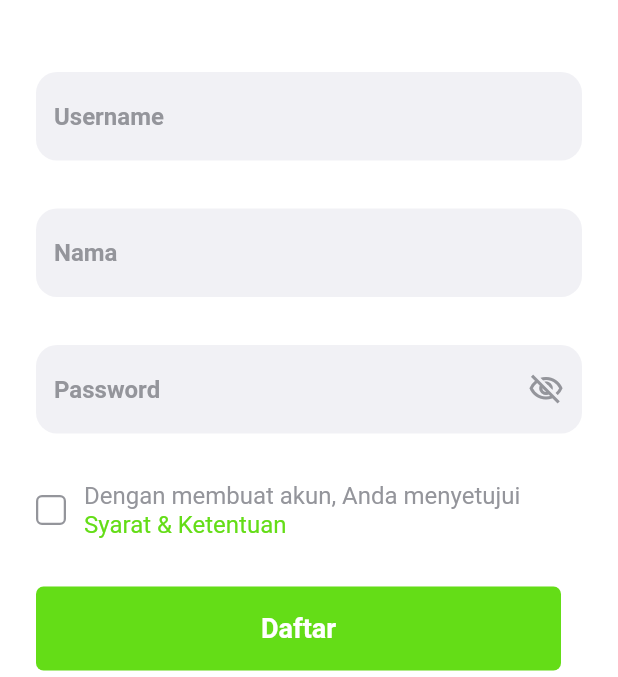
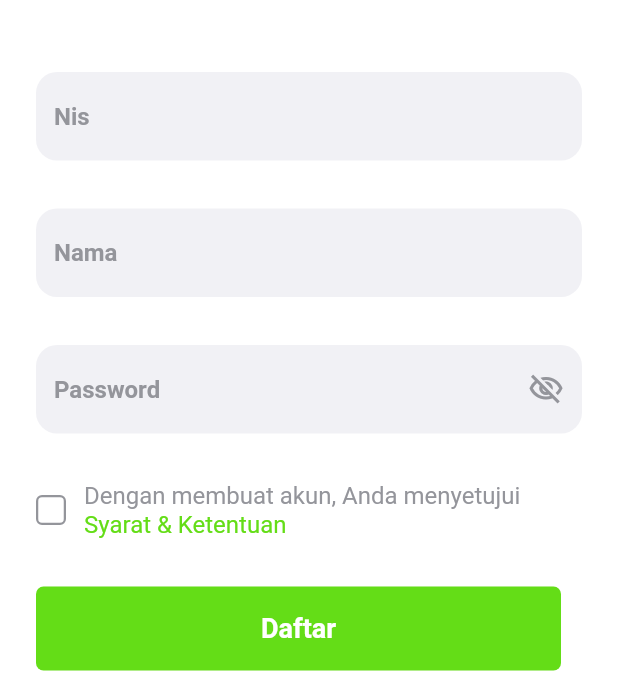
Before and after one commit to TurkhamM/MyCanteen, a Flutter app: the screen it shows after launch, after a tap on "Daftar", on a phone screen of 412 x 824 dp, the part 156-833 px from its top. Run offline on Flutter 3.47's test engine with Material 2 defaults, Android fonts, the phone set to English and light mode, and no system bars; our stand-ins replace flutter_rating_bar, rflutter_alert, sn_progress_dialog; missing offline and left inert: clippy_flutter.

Commit message:
registrasi dan login

```diff
--- a/lib/Login.dart
+++ b/lib/Login.dart
@@ -17,20 +17,20 @@ class LoginPage extends StatefulWidget {
 
 class _LoginPageState extends State<LoginPage> {
   bool passwordVisible = false;
-  TextEditingController username = TextEditingController();
+  TextEditingController nama = TextEditingController();
   TextEditingController password = TextEditingController();
 
   Future login() async {
-    if (username.text.isEmpty && password.text.isEmpty) {
+    if (nama.text.isEmpty && password.text.isEmpty) {
       Alert(
               context: context,
               title: "Data Tidak Boleh Kosong",
               type: AlertType.warning)
           .show();
-    } else if (username.text.isEmpty) {
+    } else if (nama.text.isEmpty) {
       Alert(
               context: context,
-              title: "Username Tidak Boleh Kosong",
+              title: "Nama Tidak Boleh Kosong",
               type: AlertType.warning)
           .show();
     } else if (password.text.isEmpty) {
@@ -53,9 +53,9 @@ class _LoginPageState extends State<LoginPage> {
       }
 
       var url =
-          Uri.http("192.168.1.15", '/login/api/login.php', {'q': '{http}'});
+          Uri.http("192.168.1.45", '/login/api/login.php', {'q': '{http}'});
       var response = await http.post(url, body: {
-        "username": username.text,
+        "nama": nama.text,
         "password": password.text,
       });
       var data = json.decode(response.body);
@@ -128,9 +128,9 @@ class _LoginPageState extends State<LoginPage> {
                         color: textWhiteGrey,
                         borderRadius: BorderRadius.circular(5)),
                     child: TextFormField(
-                      controller: username,
+                      controller: nama,
                       decoration: InputDecoration(
-                          hintText: 'Username',
+                          hintText: 'Nama',
                           hintStyle: heading6.copyWith(color: textGrey),
                           border:
                               OutlineInputBorder(borderSide: BorderSide.none)),
--- a/lib/launcher.dart
+++ b/lib/launcher.dart
@@ -18,7 +18,7 @@ class InitState extends State<SplashScreen> {
   }
 
   StartTimer() async {
-    var duration = Duration(seconds: 2);
+    var duration = Duration(seconds: 3);
     return new Timer(duration, LoginRoute);
   }
 
@@ -48,7 +48,12 @@ class InitState extends State<SplashScreen> {
           ),
           Center(
             child: Container(
-              child: Image.asset("images/LG.png"),
+              decoration: BoxDecoration(
+                image: DecorationImage(
+                  image: AssetImage("images/gm.png"),
+                  fit: BoxFit.cover,
+                ),
+              ),
             ),
           ),
         ],
--- a/lib/singup.dart
+++ b/lib/singup.dart
@@ -22,22 +22,22 @@ class _RegisterPageState extends State<RegisterPage> {
   bool passwordVisible = false;
   bool isLoading = false;
   final _formKey = GlobalKey<FormState>();
-  TextEditingController username = TextEditingController();
+  TextEditingController nis = TextEditingController();
   TextEditingController nama = TextEditingController();
   TextEditingController password = TextEditingController();
 
   Future regrister() async {
     // print(data);
-    if (username.text.isEmpty && nama.text.isEmpty && password.text.isEmpty) {
+    if (nis.text.isEmpty && nama.text.isEmpty && password.text.isEmpty) {
       Alert(
               context: context,
               title: "Data Tidak Boleh Kosong",
               type: AlertType.warning)
           .show();
-    } else if (username.text.isEmpty) {
+    } else if (nis.text.isEmpty) {
       Alert(
               context: context,
-              title: "Username Tidak Boleh Kosong",
+              title: "Nis Tidak Boleh Kosong",
               type: AlertType.warning)
           .show();
     } else if (nama.text.isEmpty) {
@@ -50,6 +50,12 @@ class _RegisterPageState extends State<RegisterPage> {
       Alert(
               context: context,
               title: "Password Tidak Boleh Kosong",
+              type: AlertType.warning)
+          .show();
+    } else if (nis.text.length < 4) {
+      Alert(
+              context: context,
+              title: "Masukkan nis dengan benar",
               type: AlertType.warning)
           .show();
     } else {
@@ -70,9 +76,9 @@ class _RegisterPageState extends State<RegisterPage> {
         await Future.delayed(Duration(milliseconds: 50));
       }
       var url =
-          Uri.http("192.168.1.15", "/login/api/register.php", {'q': '{http}'});
+          Uri.http("192.168.1.45", "/login/api/register.php", {'q': '{http}'});
       var response = await http.post(url, body: {
-        "username": username.text,
+        "nis": nis.text,
         "nama": nama.text,
         "password": password.text
       });
@@ -80,7 +86,7 @@ class _RegisterPageState extends State<RegisterPage> {
       if (data.toString() == "Error") {
         Alert(
                 context: context,
-                title: "Username Sudah Terdaftar",
+                title: "Nis Sudah Terdaftar",
                 type: AlertType.warning)
             .show();
         ;
@@ -153,9 +159,10 @@ class _RegisterPageState extends State<RegisterPage> {
                           color: textWhiteGrey,
                           borderRadius: BorderRadius.circular(14)),
                       child: TextFormField(
-                        controller: username,
+                        controller: nis,
+                        keyboardType: TextInputType.number,
                         decoration: InputDecoration(
-                            hintText: 'Username',
+                            hintText: 'Nis',
                             hintStyle: heading6.copyWith(color: textGrey),
                             border: OutlineInputBorder(
                                 borderSide: BorderSide.none)),
--- a/lib/welcome.dart
+++ b/lib/welcome.dart
@@ -11,7 +11,7 @@ class Welcome extends StatelessWidget {
       body: Container(
         decoration: BoxDecoration(
           image: DecorationImage(
-            image: AssetImage("images/LG.png"),
+            image: AssetImage("images/gm.png"),
             fit: BoxFit.cover,
           ),
         ),
```
Also changed, not shown: lib/widget/NewsItemsWidget.dart (+4 -4 lines), lib/widget/PopularItemWidget.dart (+4 -4 lines), images/gm.png (added), images/welcome.png (deleted).
